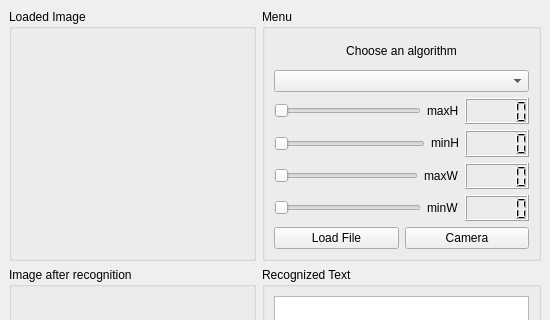
The window that gui/MainWindow.ui (218478/VariousMLTforOCR) describes before a commit, drawn with Qt 5; both pictures show x 0 to 550 and y 0 to 320 of the 550 by 550 pixel window.
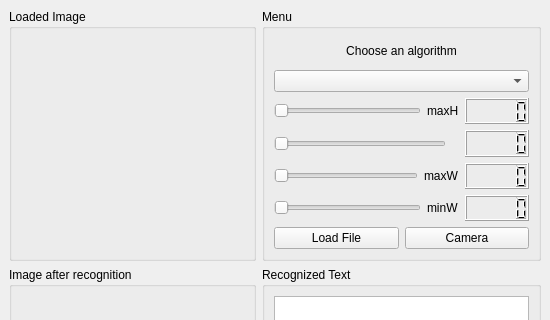
The same window after the commit. Icons and pictures are not drawn.

What changed in the file:
```diff
--- a/gui/MainWindow.ui
+++ b/gui/MainWindow.ui
@@ -217,11 +217,11 @@
              <item>
               <widget class="QSlider" name="horizontalSliderMinH">
                <property name="minimum">
+                <number>0</number>
+               </property>
+               <property name="maximum">
                 <number>100</number>
                </property>
-               <property name="maximum">
-                <number>400</number>
-               </property>
                <property name="orientation">
                 <enum>Qt::Horizontal</enum>
                </property>
@@ -236,7 +236,7 @@
                 </sizepolicy>
                </property>
                <property name="text">
-                <string>minH</string>
+                <string/>
                </property>
                <property name="pixmap">
                 <pixmap>../../../Pictures/img002-00001.png</pixmap>
```
Left out of the diff: 6 changed lines with no effect on the pictures.
